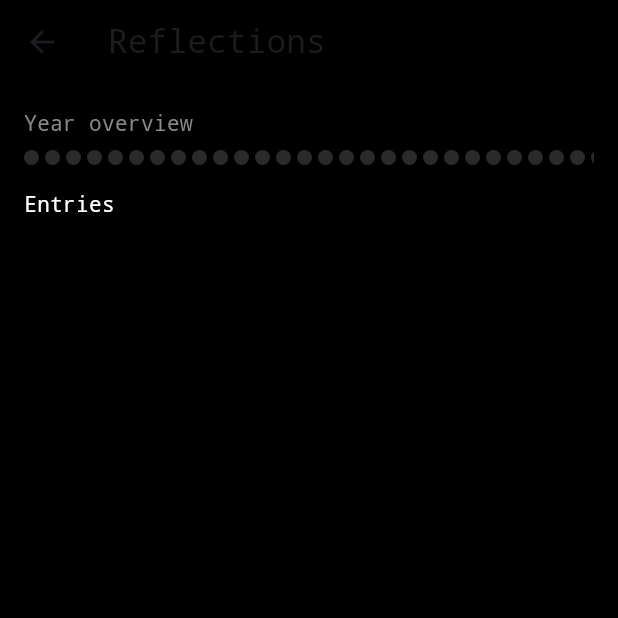
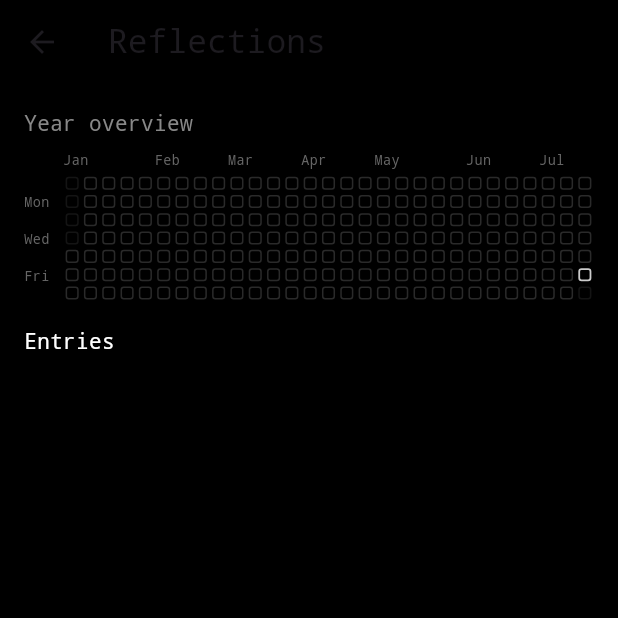
Before and after one commit to oaius/GutBar, a Flutter app: the screen it shows after launch, after a tap on the "history" icon, on a phone screen of 412 x 824 dp, the top half of it. Run offline on Flutter 3.47's test engine with Material 3 defaults, Android fonts, the phone set to English and light mode, and no system bars; our stand-ins replace shared_preferences.

Commit message:
Added github style grid for reflection

```diff
--- a/lib/main.dart
+++ b/lib/main.dart
@@ -4,6 +4,7 @@ import 'package:flutter/material.dart';
 import 'services/reflection_service.dart';
 import 'widgets/reflection_entry_sheet.dart';
 import 'screens/reflection_log_screen.dart';
+import 'utils/year_progress.dart';
 
 Future<void> main() async {
   WidgetsFlutterBinding.ensureInitialized();
@@ -58,24 +59,20 @@ class _YearProgressWidgetState extends State<YearProgressWidget> {
     super.dispose();
   }
 
-  double _getYearProgress() {
-    final startOfYear = DateTime(_now.year, 1, 1);
-    final endOfYear = DateTime(_now.year + 1, 1, 1);
-    final total = endOfYear.difference(startOfYear).inSeconds;
-    final elapsed = _now.difference(startOfYear).inSeconds;
-    return elapsed / total;
-  }
-
-  int _getDaysLeft() {
-    final today = DateTime(_now.year, _now.month, _now.day);
-    final lastDay = DateTime(_now.year, 12, 31);
-    return lastDay.difference(today).inDays + 1; // inclusive: today counts
-  }
-
   String _formatDate() {
     const months = [
-      'January', 'February', 'March', 'April', 'May', 'June',
-      'July', 'August', 'September', 'October', 'November', 'December'
+      'January',
+      'February',
+      'March',
+      'April',
+      'May',
+      'June',
+      'July',
+      'August',
+      'September',
+      'October',
+      'November',
+      'December',
     ];
     final month = months[_now.month - 1];
     final day = _now.day;
@@ -86,7 +83,7 @@ class _YearProgressWidgetState extends State<YearProgressWidget> {
 
   @override
   Widget build(BuildContext context) {
-    final progress = _getYearProgress();
+    final progress = yearProgress(_now);
     final percent = (progress * 100).toStringAsFixed(0);
     final todayReflection = ReflectionService.getToday();
 
@@ -114,7 +111,7 @@ class _YearProgressWidgetState extends State<YearProgressWidget> {
           const SizedBox(height: 4),
           // Days left (supporting info)
           Text(
-            '${_getDaysLeft()} days left in ${_now.year}',
+            '${daysLeftInYear(_now)} days left in ${_now.year}',
             style: const TextStyle(
               fontFamily: 'monospace',
               fontSize: 13,
@@ -143,7 +140,9 @@ class _YearProgressWidgetState extends State<YearProgressWidget> {
                   LinearProgressIndicator(
                     value: progress,
                     backgroundColor: const Color(0xFF2A2A2A),
-                    valueColor: const AlwaysStoppedAnimation<Color>(Color(0xFF00CC44)),
+                    valueColor: const AlwaysStoppedAnimation<Color>(
+                      Color(0xFF00CC44),
+                    ),
                     minHeight: 20,
                   ),
                   // tick marks overlay
@@ -176,30 +175,45 @@ class _YearProgressWidgetState extends State<YearProgressWidget> {
                       builder: (_) => Container(
                         decoration: const BoxDecoration(
                           color: Colors.black,
-                          borderRadius: BorderRadius.vertical(top: Radius.circular(12)),
+                          borderRadius: BorderRadius.vertical(
+                            top: Radius.circular(12),
+                          ),
                         ),
-                        child: ReflectionEntrySheet(onSaved: () => setState(() {})),
+                        child: ReflectionEntrySheet(
+                          onSaved: () => setState(() {}),
+                        ),
                       ),
                     );
                     setState(() {});
                   },
                   child: Container(
-                    padding: const EdgeInsets.symmetric(vertical: 10, horizontal: 12),
+                    padding: const EdgeInsets.symmetric(
+                      vertical: 10,
+                      horizontal: 12,
+                    ),
                     decoration: BoxDecoration(
-                      color: todayReflection == null ? const Color(0xFF111111) : const Color(0x2033CC66),
+                      color: todayReflection == null
+                          ? const Color(0xFF111111)
+                          : const Color(0x2033CC66),
                       borderRadius: BorderRadius.circular(8),
                     ),
                     child: Row(
                       children: [
                         Icon(
-                          todayReflection == null ? Icons.edit : Icons.check_circle,
-                          color: todayReflection == null ? const Color(0xFF888888) : const Color(0xFF00CC44),
+                          todayReflection == null
+                              ? Icons.edit
+                              : Icons.check_circle,
+                          color: todayReflection == null
+                              ? const Color(0xFF888888)
+                              : const Color(0xFF00CC44),
                           size: 18,
                         ),
                         const SizedBox(width: 8),
                         Expanded(
                           child: Text(
-                            todayReflection == null ? 'One thing you did today' : todayReflection.text,
+                            todayReflection == null
+                                ? 'One thing you did today'
+                                : todayReflection.text,
                             maxLines: 1,
                             overflow: TextOverflow.ellipsis,
                             style: const TextStyle(
@@ -217,7 +231,11 @@ class _YearProgressWidgetState extends State<YearProgressWidget> {
               const SizedBox(width: 8),
               IconButton(
                 onPressed: () async {
-                  await Navigator.of(context).push(MaterialPageRoute(builder: (_) => const ReflectionLogScreen()));
+                  await Navigator.of(context).push(
+                    MaterialPageRoute(
+                      builder: (_) => const ReflectionLogScreen(),
+                    ),
+                  );
                   setState(() {});
                 },
                 icon: const Icon(Icons.history, color: Color(0xFF888888)),
@@ -236,7 +254,11 @@ class _TickPainter extends CustomPainter {
   final Color color;
   final double inset;
 
-  _TickPainter({required this.positions, required this.color, this.inset = 3.0});
+  _TickPainter({
+    required this.positions,
+    required this.color,
+    this.inset = 3.0,
+  });
 
   @override
   void paint(Canvas canvas, Size size) {
@@ -256,6 +278,8 @@ class _TickPainter extends CustomPainter {
 
   @override
   bool shouldRepaint(covariant _TickPainter oldDelegate) {
-    return oldDelegate.positions != positions || oldDelegate.color != color || oldDelegate.inset != inset;
+    return oldDelegate.positions != positions ||
+        oldDelegate.color != color ||
+        oldDelegate.inset != inset;
   }
 }
--- a/lib/screens/reflection_log_screen.dart
+++ b/lib/screens/reflection_log_screen.dart
@@ -3,9 +3,10 @@ import 'package:intl/intl.dart';
 
 import '../services/reflection_service.dart';
 import '../models/reflection.dart';
+import '../widgets/reflection_year_grid.dart';
 
 class ReflectionLogScreen extends StatefulWidget {
-  const ReflectionLogScreen({Key? key}) : super(key: key);
+  const ReflectionLogScreen({super.key});
 
   @override
   State<ReflectionLogScreen> createState() => _ReflectionLogScreenState();
@@ -26,31 +27,6 @@ class _ReflectionLogScreenState extends State<ReflectionLogScreen> {
     });
   }
 
-  Widget _buildGrid() {
-    final year = DateTime.now().year;
-    final start = DateTime(year, 1, 1);
-    final end = DateTime(year, 12, 31);
-    final days = end.difference(start).inDays + 1;
-    final entries = _items.map((e) => DateTime(e.date.year, e.date.month, e.date.day)).toSet();
-
-    return Wrap(
-      spacing: 4,
-      runSpacing: 4,
-      children: List.generate(days, (i) {
-        final date = start.add(Duration(days: i));
-        final filled = entries.contains(DateTime(date.year, date.month, date.day));
-        return Container(
-          width: 10,
-          height: 10,
-          decoration: BoxDecoration(
-            color: filled ? const Color(0xFF00CC44) : const Color(0xFF2A2A2A),
-            shape: BoxShape.circle,
-          ),
-        );
-      }),
-    );
-  }
-
   @override
   Widget build(BuildContext context) {
     final df = DateFormat.yMMMd();
@@ -59,21 +35,30 @@ class _ReflectionLogScreenState extends State<ReflectionLogScreen> {
       appBar: AppBar(
         backgroundColor: Colors.black,
         elevation: 0,
-        title: const Text('Reflections', style: TextStyle(fontFamily: 'monospace')),
+        title: const Text(
+          'Reflections',
+          style: TextStyle(fontFamily: 'monospace'),
+        ),
       ),
       body: Padding(
         padding: const EdgeInsets.all(16.0),
         child: Column(
           crossAxisAlignment: CrossAxisAlignment.start,
           children: [
-            const Text('Year overview', style: TextStyle(color: Color(0xFF888888), fontFamily: 'monospace')),
+            const Text(
+              'Year overview',
+              style: TextStyle(
+                color: Color(0xFF888888),
+                fontFamily: 'monospace',
+              ),
+            ),
             const SizedBox(height: 8),
-            SingleChildScrollView(
-              scrollDirection: Axis.horizontal,
-              child: _buildGrid(),
+            ReflectionYearGrid(reflections: _items),
+            const SizedBox(height: 16),
+            const Text(
+              'Entries',
+              style: TextStyle(color: Colors.white, fontFamily: 'monospace'),
             ),
-            const SizedBox(height: 16),
-            const Text('Entries', style: TextStyle(color: Colors.white, fontFamily: 'monospace')),
             const SizedBox(height: 8),
             Expanded(
               child: ListView.builder(
@@ -82,8 +67,20 @@ class _ReflectionLogScreenState extends State<ReflectionLogScreen> {
                   final r = _items[index];
                   return ListTile(
                     contentPadding: EdgeInsets.zero,
-                    title: Text(df.format(r.date), style: const TextStyle(color: Color(0xFF888888), fontFamily: 'monospace')),
-                    subtitle: Text(r.text, style: const TextStyle(color: Colors.white, fontFamily: 'monospace')),
+                    title: Text(
+                      df.format(r.date),
+                      style: const TextStyle(
+                        color: Color(0xFF888888),
+                        fontFamily: 'monospace',
+                      ),
+                    ),
+                    subtitle: Text(
+                      r.text,
+                      style: const TextStyle(
+                        color: Colors.white,
+                        fontFamily: 'monospace',
+                      ),
+                    ),
                   );
                 },
               ),
--- /dev/null
+++ b/lib/utils/year_progress.dart
@@ -0,0 +1,26 @@
+DateTime calendarDate(DateTime value) =>
+    DateTime(value.year, value.month, value.day);
+
+int daysInYear(int year) {
+  return DateTime(year + 1, 1, 1).difference(DateTime(year, 1, 1)).inDays;
+}
+
+int dayOfYear(DateTime value) {
+  final date = calendarDate(value);
+  return date.difference(DateTime(date.year, 1, 1)).inDays + 1;
+}
+
+int daysLeftInYear([DateTime? value]) {
+  final date = calendarDate(value ?? DateTime.now());
+  final firstDayNextYear = DateTime(date.year + 1, 1, 1);
+  return firstDayNextYear.difference(date).inDays - 1;
+}
+
+double yearProgress([DateTime? value]) {
+  final now = value ?? DateTime.now();
+  final startOfYear = DateTime(now.year, 1, 1);
+  final endOfYear = DateTime(now.year + 1, 1, 1);
+  final total = endOfYear.difference(startOfYear).inMilliseconds;
+  final elapsed = now.difference(startOfYear).inMilliseconds;
+  return elapsed / total;
+}
--- a/lib/widgets/reflection_entry_sheet.dart
+++ b/lib/widgets/reflection_entry_sheet.dart
@@ -4,7 +4,7 @@ import '../services/reflection_service.dart';
 
 class ReflectionEntrySheet extends StatefulWidget {
   final VoidCallback? onSaved;
-  const ReflectionEntrySheet({Key? key, this.onSaved}) : super(key: key);
+  const ReflectionEntrySheet({super.key, this.onSaved});
 
   @override
   State<ReflectionEntrySheet> createState() => _ReflectionEntrySheetState();
@@ -31,6 +31,7 @@ class _ReflectionEntrySheetState extends State<ReflectionEntrySheet> {
       return;
     }
     await ReflectionService.saveToday(text);
+    if (!mounted) return;
     widget.onSaved?.call();
     Navigator.of(context).pop(true);
   }
@@ -59,7 +60,10 @@ class _ReflectionEntrySheetState extends State<ReflectionEntrySheet> {
               children: [
                 TextButton(
                   onPressed: () => Navigator.of(context).pop(false),
-                  child: const Text('Cancel', style: TextStyle(color: Color(0xFF888888))),
+                  child: const Text(
+                    'Cancel',
+                    style: TextStyle(color: Color(0xFF888888)),
+                  ),
                 ),
                 const SizedBox(width: 8),
                 ElevatedButton(
--- /dev/null
+++ b/lib/widgets/reflection_year_grid.dart
@@ -0,0 +1,382 @@
+import 'package:flutter/material.dart';
+import 'package:intl/intl.dart';
+
+import '../models/reflection.dart';
+
+class ReflectionYearGrid extends StatefulWidget {
+  final List<Reflection> reflections;
+  final DateTime? now;
+
+  const ReflectionYearGrid({super.key, required this.reflections, this.now});
+
+  @override
+  State<ReflectionYearGrid> createState() => _ReflectionYearGridState();
+}
+
+class _ReflectionYearGridState extends State<ReflectionYearGrid> {
+  static const double _fallbackWidth = 360;
+  static const double _minCellPitch = 10;
+  static const double _maxCellPitch = 13;
+
+  static const Color _filledColor = Color(0xFF00CC44);
+  static const Color _emptyBorderColor = Color(0xFF2A2A2A);
+  static const Color _placeholderBorderColor = Color(0xFF141414);
+  static const Color _todayBorderColor = Color(0xFFCCCCCC);
+  static const Color _labelColor = Color(0xFF666666);
+  static const Color _textColor = Color(0xFFCCCCCC);
+
+  final ScrollController _scrollController = ScrollController();
+
+  @override
+  void initState() {
+    super.initState();
+    _scrollToLatestWeek();
+  }
+
+  @override
+  void didUpdateWidget(covariant ReflectionYearGrid oldWidget) {
+    super.didUpdateWidget(oldWidget);
+    if (oldWidget.now != widget.now ||
+        oldWidget.reflections != widget.reflections) {
+      _scrollToLatestWeek();
+    }
+  }
+
+  @override
+  void dispose() {
+    _scrollController.dispose();
+    super.dispose();
+  }
+
+  void _scrollToLatestWeek() {
+    WidgetsBinding.instance.addPostFrameCallback((_) {
+      if (!mounted || !_scrollController.hasClients) return;
+      final maxScroll = _scrollController.position.maxScrollExtent;
+      if (maxScroll > 0) {
+        _scrollController.jumpTo(maxScroll);
+      }
+    });
+  }
+
+  @override
+  Widget build(BuildContext context) {
+    final today = _dateOnly(widget.now ?? DateTime.now());
+    final startOfYear = DateTime(today.year, 1, 1);
+    final gridStart = startOfYear.subtract(
+      Duration(days: _weekdayIndex(startOfYear)),
+    );
+    final gridEnd = today.add(Duration(days: 6 - _weekdayIndex(today)));
+    final weekCount = gridEnd.difference(gridStart).inDays ~/ 7 + 1;
+
+    final reflectionsByDate = <DateTime, Reflection>{
+      for (final reflection in widget.reflections)
+        if (reflection.date.year == today.year)
+          _dateOnly(reflection.date): reflection,
+    };
+
+    return LayoutBuilder(
+      builder: (context, constraints) {
+        final metrics = _GridMetrics.forWidth(constraints.maxWidth, weekCount);
+        final gridWidth = weekCount * metrics.cellPitch;
+
+        return Row(
+          crossAxisAlignment: CrossAxisAlignment.start,
+          children: [
+            if (metrics.showDayLabels) _buildDayLabels(metrics),
+            Expanded(
+              child: SingleChildScrollView(
+                controller: _scrollController,
+                scrollDirection: Axis.horizontal,
+                child: SizedBox(
+                  width: gridWidth,
+                  child: Column(
+                    crossAxisAlignment: CrossAxisAlignment.start,
+                    children: [
+                      _buildMonthLabels(gridStart, today, weekCount, metrics),
+                      Row(
+                        crossAxisAlignment: CrossAxisAlignment.start,
+                        children: List.generate(
+                          weekCount,
+                          (weekIndex) => _buildWeekColumn(
+                            context: context,
+                            gridStart: gridStart,
+                            weekIndex: weekIndex,
+                            startOfYear: startOfYear,
+                            today: today,
+                            reflectionsByDate: reflectionsByDate,
+                            metrics: metrics,
+                          ),
+                        ),
+                      ),
+                    ],
+                  ),
+                ),
+              ),
+            ),
+          ],
+        );
+      },
+    );
+  }
+
+  Widget _buildDayLabels(_GridMetrics metrics) {
+    const labels = ['', 'Mon', '', 'Wed', '', 'Fri', ''];
+
+    return SizedBox(
+      width: metrics.dayLabelWidth,
+      child: Column(
+        children: [
+          SizedBox(height: metrics.monthLabelHeight),
+          for (final label in labels)
+            SizedBox(
+              height: metrics.cellPitch,
+              child: Align(
+                alignment: Alignment.centerLeft,
+                child: Text(
+                  label,
+                  style: TextStyle(
+                    color: _labelColor,
+                    fontFamily: 'monospace',
+                    fontSize: metrics.labelFontSize,
+                  ),
+                ),
+              ),
+            ),
+        ],
+      ),
+    );
+  }
+
+  Widget _buildMonthLabels(
+    DateTime gridStart,
+    DateTime today,
+    int weekCount,
+    _GridMetrics metrics,
+  ) {
+    final labels = <_MonthLabel>[];
+    for (var month = 1; month <= today.month; month++) {
+      final firstOfMonth = DateTime(today.year, month, 1);
+      labels.add(
+        _MonthLabel(
+          column: firstOfMonth.difference(gridStart).inDays ~/ 7,
+          label: DateFormat.MMM().format(firstOfMonth),
+        ),
+      );
+    }
+
+    return SizedBox(
+      height: metrics.monthLabelHeight,
+      child: Stack(
+        clipBehavior: Clip.none,
+        children: [
+          for (final monthLabel in labels)
+            Positioned(
+              left:
+                  monthLabel.column.clamp(0, weekCount - 1) * metrics.cellPitch,
+              top: 0,
+              child: Text(
+                monthLabel.label,
+                style: TextStyle(
+                  color: _labelColor,
+                  fontFamily: 'monospace',
+                  fontSize: metrics.labelFontSize,
+                ),
+              ),
+            ),
+        ],
+      ),
+    );
+  }
+
+  Widget _buildWeekColumn({
+    required BuildContext context,
+    required DateTime gridStart,
+    required int weekIndex,
+    required DateTime startOfYear,
+    required DateTime today,
+    required Map<DateTime, Reflection> reflectionsByDate,
+    required _GridMetrics metrics,
+  }) {
+    return SizedBox(
+      width: metrics.cellPitch,
+      child: Column(
+        children: List.generate(7, (dayIndex) {
+          final date = gridStart.add(Duration(days: weekIndex * 7 + dayIndex));
+          return _buildDayCell(
+            context: context,
+            date: date,
+            startOfYear: startOfYear,
+            today: today,
+            reflection: reflectionsByDate[_dateOnly(date)],
+            metrics: metrics,
+          );
+        }),
+      ),
+    );
+  }
+
+  Widget _buildDayCell({
+    required BuildContext context,
+    required DateTime date,
+    required DateTime startOfYear,
+    required DateTime today,
+    required Reflection? reflection,
+    required _GridMetrics metrics,
+  }) {
+    final isInYear = !date.isBefore(startOfYear) && date.year == today.year;
+    final isFuture = date.isAfter(today);
+    final isPlaceholder = !isInYear || isFuture;
+    final isToday = _isSameDay(date, today);
+    final hasReflection = !isPlaceholder && reflection != null;
+
+    final borderColor = isToday
+        ? _todayBorderColor
+        : isPlaceholder
+        ? _placeholderBorderColor
+        : hasReflection
+        ? _filledColor
+        : _emptyBorderColor;
+
+    return SizedBox(
+      width: metrics.cellPitch,
+      height: metrics.cellPitch,
+      child: GestureDetector(
+        behavior: HitTestBehavior.opaque,
+        onTap: hasReflection
+            ? () => _showReflection(context, reflection)
+            : null,
+        child: Center(
+          child: Container(
+            width: metrics.cellSize,
+            height: metrics.cellSize,
+            decoration: BoxDecoration(
+              color: hasReflection ? _filledColor : Colors.transparent,
+              borderRadius: BorderRadius.circular(metrics.cellRadius),
+              border: Border.all(color: borderColor, width: isToday ? 1.2 : 1),
+            ),
+          ),
+        ),
+      ),
+    );
+  }
+
+  void _showReflection(BuildContext context, Reflection reflection) {
+    final dateLabel = DateFormat.yMMMMd().format(reflection.date);
+
+    showModalBottomSheet<void>(
+      context: context,
+      backgroundColor: Colors.transparent,
+      builder: (context) {
+        return Container(
+          decoration: const BoxDecoration(
+            color: Colors.black,
+            borderRadius: BorderRadius.vertical(top: Radius.circular(12)),
+          ),
+          child: SafeArea(
+            top: false,
+            child: Padding(
+              padding: const EdgeInsets.all(16),
+              child: ConstrainedBox(
+                constraints: BoxConstraints(
+                  maxHeight: MediaQuery.of(context).size.height * 0.5,
+                ),
+                child: SingleChildScrollView(
+                  child: Column(
+                    mainAxisSize: MainAxisSize.min,
+                    crossAxisAlignment: CrossAxisAlignment.start,
+                    children: [
+                      Text(
+                        dateLabel,
+                        style: const TextStyle(
+                          color: _labelColor,
+                          fontFamily: 'monospace',
+                          fontSize: 12,
+                        ),
+                      ),
+                      const SizedBox(height: 10),
+                      SelectableText(
+                        reflection.text,
+                        style: const TextStyle(
+                          color: _textColor,
+                          fontFamily: 'monospace',
+                          fontSize: 14,
+                          height: 1.35,
+                        ),
+                      ),
+                    ],
+                  ),
+                ),
+              ),
+            ),
+          ),
+        );
+      },
+    );
+  }
+
+  static DateTime _dateOnly(DateTime date) =>
+      DateTime(date.year, date.month, date.day);
+
+  static int _weekdayIndex(DateTime date) => date.weekday % 7;
+
+  static bool _isSameDay(DateTime a, DateTime b) {
+    return a.year == b.year && a.month == b.month && a.day == b.day;
+  }
+}
+
+class _MonthLabel {
+  final int column;
+  final String label;
+
+  const _MonthLabel({required this.column, required this.label});
+}
+
+class _GridMetrics {
+  final double cellSize;
+  final double cellPitch;
+  final double cellRadius;
+  final double monthLabelHeight;
+  final double dayLabelWidth;
+  final double labelFontSize;
+  final bool showDayLabels;
+
+  const _GridMetrics({
+    required this.cellSize,
+    required this.cellPitch,
+    required this.cellRadius,
+    required this.monthLabelHeight,
+    required this.dayLabelWidth,
+    required this.labelFontSize,
+    required this.showDayLabels,
+  });
+
+  factory _GridMetrics.forWidth(double maxWidth, int weekCount) {
+    final availableWidth = maxWidth.isFinite && maxWidth > 0
+        ? maxWidth
+        : _ReflectionYearGridState._fallbackWidth;
+    final showDayLabels = availableWidth >= 300;
+    final dayLabelWidth = showDayLabels
+        ? availableWidth < 360
+              ? 22.0
+              : 26.0
+        : 0.0;
+    final graphWidth = availableWidth - dayLabelWidth;
+    final fittedPitch = (graphWidth / weekCount)
+        .clamp(
+          _ReflectionYearGridState._minCellPitch,
+          _ReflectionYearGridState._maxCellPitch,
+        )
+        .toDouble();
+    final cellSize = (fittedPitch - 3.5).clamp(7.0, 9.0).toDouble();
+
+    return _GridMetrics(
+      cellSize: cellSize,
+      cellPitch: fittedPitch,
+      cellRadius: (cellSize / 4).clamp(1.5, 2.25).toDouble(),
+      monthLabelHeight: fittedPitch <= 10.5 ? 14 : 16,
+      dayLabelWidth: dayLabelWidth,
+      labelFontSize: fittedPitch <= 10.5 ? 8 : 9,
+      showDayLabels: showDayLabels,
+    );
+  }
+}
```
Also changed, not shown: 4 other files.
